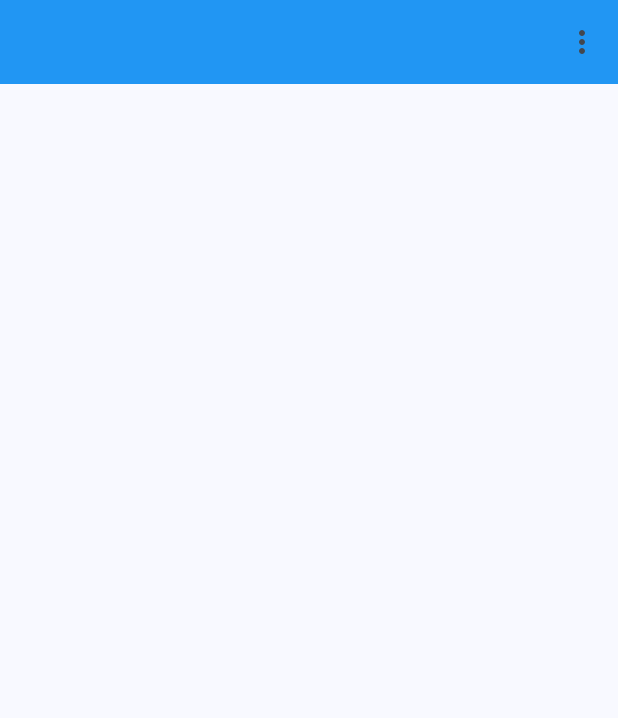
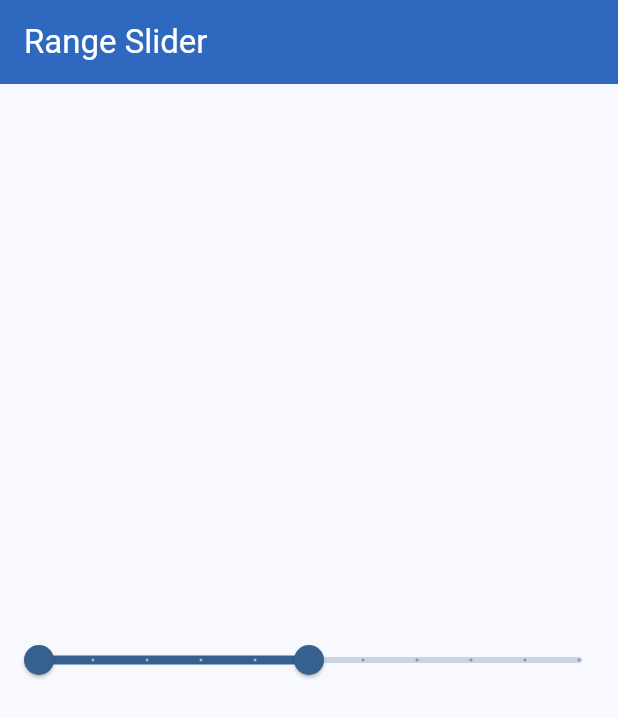
Before and after one commit to Vikram1999dev/flutter-practise, a Flutter app: the screen it shows after launch, on a phone screen of 412 x 824 dp. Shown: the top 718 px of the screen. Run offline on Flutter 3.47's test engine with Material 3 defaults, Android fonts, the phone set to English and light mode, and no system bars.

Commit message:
added code for range slider

```diff
--- a/lib/main.dart
+++ b/lib/main.dart
@@ -17,7 +17,7 @@ class MyApp extends StatelessWidget {
         colorScheme: ColorScheme.fromSeed(seedColor: Colors.blue),
         useMaterial3: true,
       ),
-      home: const MyHomePage(title: 'Show Time Picker'),
+      home: const MyHomePage(title: 'Range Slider'),
     );
   }
 }
@@ -33,34 +33,32 @@ class MyHomePage extends StatefulWidget {
 }
 
 class _MyHomePageState extends State<MyHomePage> {
-  String title = '';
-  String firstPage = 'First Page';
-  String secondPage = 'Second Page';
+  RangeValues values = const RangeValues(0.0, 0.5);
 
   @override
   Widget build(BuildContext context) {
+    RangeLabels labels =
+        RangeLabels(values.start.toString(), values.end.toString());
     return Scaffold(
       appBar: AppBar(
         title: Text(
-          title,
+          widget.title,
           style: const TextStyle(color: Colors.white),
         ),
-        actions: [
-          PopupMenuButton(
-            itemBuilder: ((context) => [
-                  PopupMenuItem(value: firstPage, child: Text(firstPage)),
-                  PopupMenuItem(value: secondPage, child: Text(secondPage))
-                ]),
-            onSelected: (String newValue) {
-              setState(() {
-                title = newValue;
-              });
-            },
-          )
-        ],
-        backgroundColor: Colors.blue,
+        backgroundColor: const Color.fromARGB(255, 47, 105, 191),
       ),
-      body: const Center(),
+      body: Center(
+        child: RangeSlider(
+          values: values,
+          divisions: 10,
+          labels: labels,
+          onChanged: (newValues) {
+            setState(() {
+              values = newValues;
+            });
+          },
+        ),
+      ),
     );
   }
 }
```
